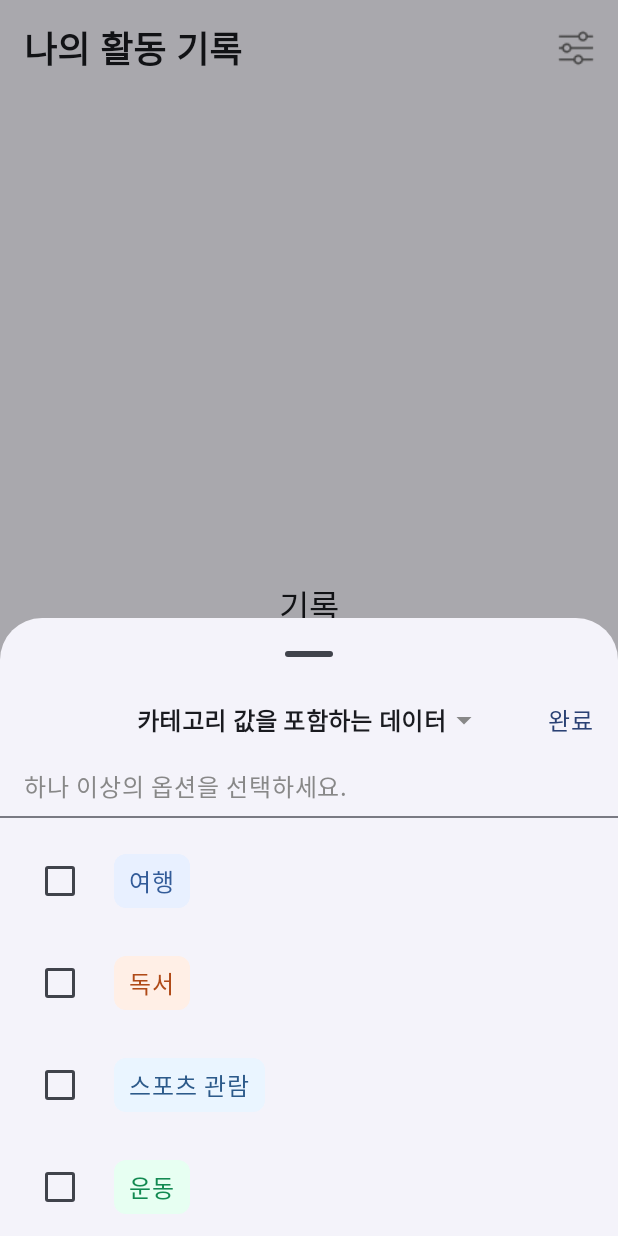
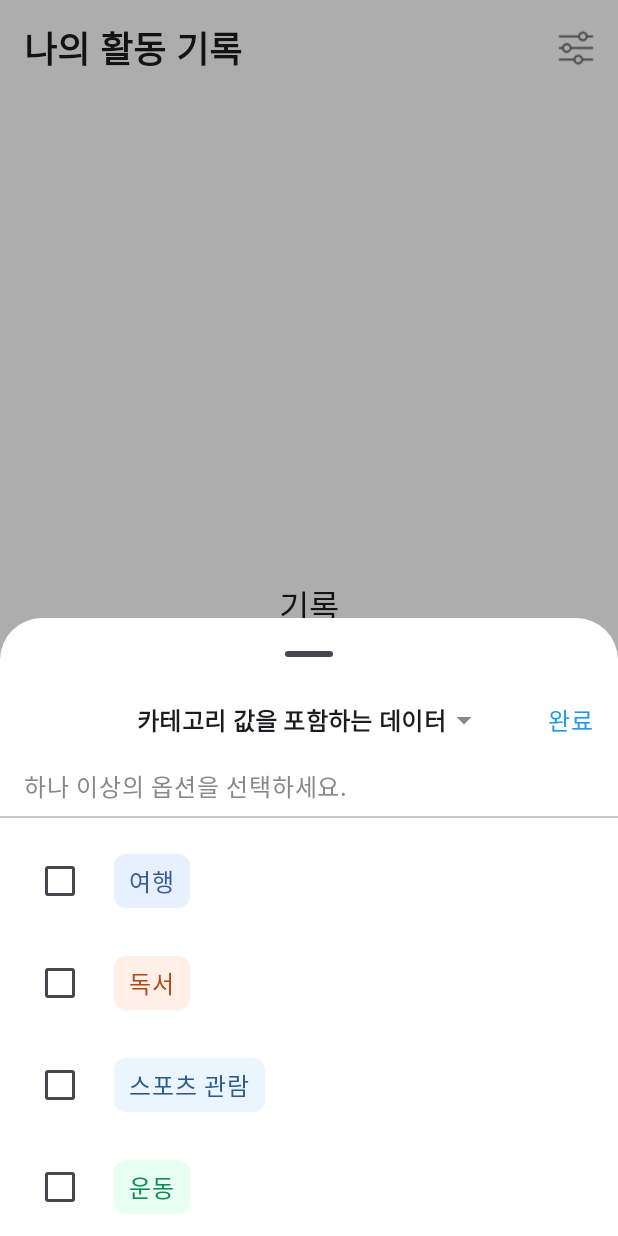
Before and after one commit to alpha-archive/archive-android, an Android app built with Jetpack Compose: the RecordScreen screen opened through its navigation route, after a tap on "필터", on a phone screen of 412 x 824 dp. Run offline under Robolectric (Android 15) with nearby library versions, the phone set to English and light mode, and no system bars; our stand-ins replace Dagger/Hilt's generated code.

Commit message:
feat: UI테마개선

```diff
--- a/ArchiveAndroid/app/src/main/java/com/example/archiveandroid/feature/home/record/filter/RecordFilterSheet.kt
+++ b/ArchiveAndroid/app/src/main/java/com/example/archiveandroid/feature/home/record/filter/RecordFilterSheet.kt
@@ -60,7 +60,8 @@ fun RecordFilterSheet(
 
     ModalBottomSheet(
         onDismissRequest = onDismiss,
-        sheetState = sheetState
+        sheetState = sheetState,
+        containerColor = Color.White
     ) {
         Column(modifier = Modifier.padding(bottom = 16.dp).heightIn(max = maxSheetHeight)) {
             // Header: centered title (clickable to dismiss) and right-aligned Done
@@ -70,7 +71,7 @@ fun RecordFilterSheet(
                 // Done aligned to end
                 Text(
                     text = "완료",
-                    color = MaterialTheme.colorScheme.primary,
+                    color = Color(0xFF2196F3),
                     modifier = Modifier.align(Alignment.CenterEnd).padding(end = 16.dp).clickable { onDone?.invoke() ?: onDismiss() }
                 )
                 // Title centered, single line
--- a/ArchiveAndroid/app/src/main/res/values/colors.xml
+++ b/ArchiveAndroid/app/src/main/res/values/colors.xml
@@ -5,6 +5,9 @@
     <color name="purple_700">#FF3700B3</color>
     <color name="teal_200">#FF03DAC5</color>
     <color name="teal_700">#FF018786</color>
+
+
+
     <color name="black">#FF000000</color>
     <color name="white">#FFFFFFFF</color>
 </resources>
--- a/ArchiveAndroid/app/src/main/res/values/themes.xml
+++ b/ArchiveAndroid/app/src/main/res/values/themes.xml
@@ -1,5 +1,7 @@
 <?xml version="1.0" encoding="utf-8"?>
 <resources>
 
-    <style name="Theme.ArchiveAndroid" parent="android:Theme.Material.Light.NoActionBar" />
+    <style name="Theme.ArchiveAndroid" parent="android:Theme.Material.Light.NoActionBar">
+        <item name="android:windowBackground">@android:color/white</item>
+    </style>
 </resources>
```
Also changed, not shown: ArchiveAndroid/app/src/main/java/com/example/archiveandroid/core/ui/theme/Color.kt (+3 -7 lines), ArchiveAndroid/app/src/main/java/com/example/archiveandroid/core/ui/theme/Theme.kt (+11 -14 lines).
